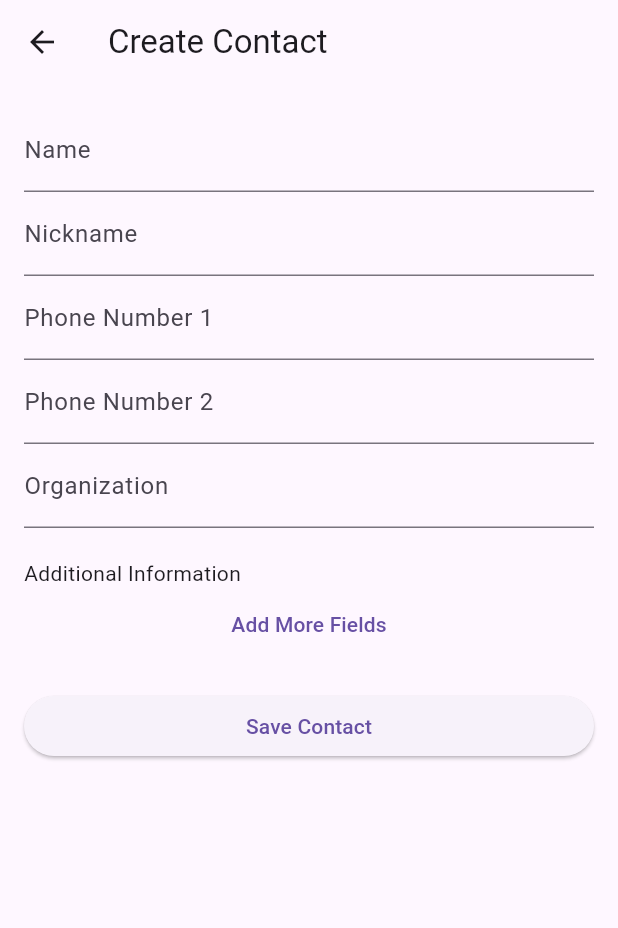
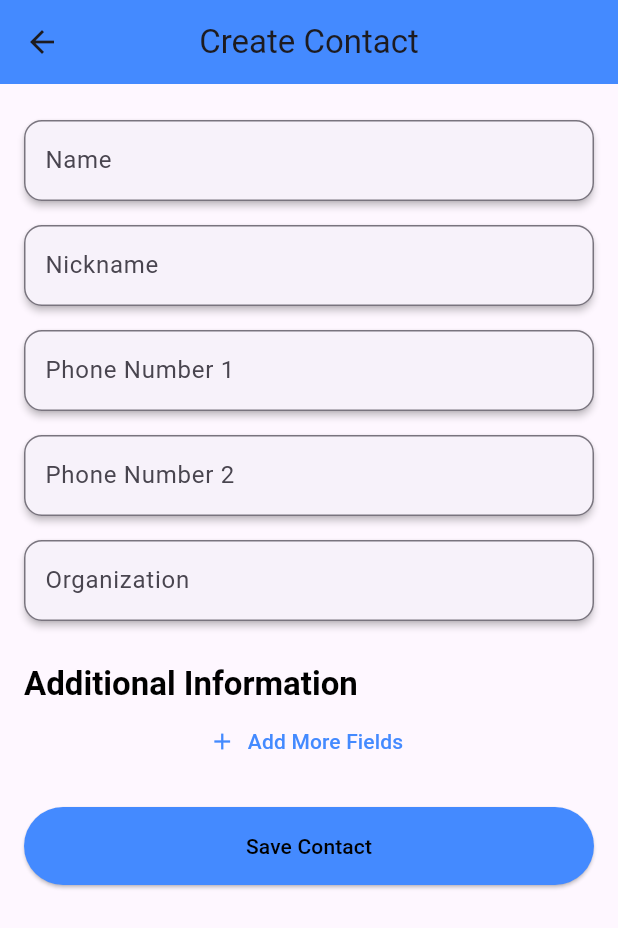
Before and after one commit to amoghprasant/apptodo, a Flutter app: the screen it shows after launch, after a tap on the "add" icon, on a phone screen of 412 x 824 dp. Shown: the top 928 px of the screen. Run offline on Flutter 3.47's test engine with Material 3 defaults, Android fonts, the phone set to English and light mode, and no system bars; our stand-ins replace sqflite; accounts and stored records are empty.

Commit message:
created new ui

```diff
--- a/lib/screen/contactsHomepage.dart
+++ b/lib/screen/contactsHomepage.dart
@@ -1,6 +1,5 @@
 import 'package:flutter/material.dart';
 import 'package:sqliteproj/model/contacts_model.dart';
-
 import 'package:sqliteproj/screen/contactProfilepage.dart';
 import 'package:sqliteproj/screen/createcontact.dart';
 import 'package:sqliteproj/database/repository.dart';
@@ -43,7 +42,6 @@ class _ContactsHomePageState extends State<ContactsHomePage> {
             List.from(_contacts); // Show all contacts if search is empty
       } else {
         _filteredContacts = _contacts.where((contact) {
-          // Check if the search text matches the name, nickname, phone1, or phone2
           return contact.name.toLowerCase().contains(searchText) ||
               contact.nickname.toLowerCase().contains(searchText) ||
               contact.phone1.toLowerCase().contains(searchText) ||
@@ -77,8 +75,9 @@ class _ContactsHomePageState extends State<ContactsHomePage> {
   Widget build(BuildContext context) {
     return Scaffold(
       appBar: AppBar(
-        title: Text('Contacts'),
+        title: Text(''),
         centerTitle: true,
+        backgroundColor: Colors.blueAccent, // Consistent app bar color
       ),
       body: Column(
         children: [
@@ -87,11 +86,15 @@ class _ContactsHomePageState extends State<ContactsHomePage> {
             child: TextField(
               controller: _searchController,
               decoration: InputDecoration(
+                filled: true,
+                fillColor:
+                    Colors.grey[200], // Light background for search field
                 labelText: 'Search Contacts',
                 border: OutlineInputBorder(
                   borderRadius: BorderRadius.circular(12.0),
+                  borderSide: BorderSide.none,
                 ),
-                prefixIcon: Icon(Icons.search),
+                prefixIcon: Icon(Icons.search, color: Colors.blueAccent),
               ),
             ),
           ),
@@ -130,6 +133,7 @@ class _ContactsHomePageState extends State<ContactsHomePage> {
             await _addContact(newContact);
           }
         },
+        backgroundColor: Colors.blueAccent, // Floating action button color
         child: Icon(Icons.add),
       ),
     );
@@ -141,7 +145,7 @@ class _ContactsHomePageState extends State<ContactsHomePage> {
       shape: RoundedRectangleBorder(
         borderRadius: BorderRadius.circular(12.0),
       ),
-      elevation: 4,
+      elevation: 2,
       margin: const EdgeInsets.symmetric(horizontal: 8.0, vertical: 6.0),
       child: ListTile(
         leading: CircleAvatar(
@@ -155,9 +159,16 @@ class _ContactsHomePageState extends State<ContactsHomePage> {
         ),
         title: Text(
           contact.name,
-          style: TextStyle(fontWeight: FontWeight.bold),
+          style: TextStyle(
+            fontWeight: FontWeight.bold,
+            color: Colors.black87, // Darker text color for better readability
+          ),
         ),
-        subtitle: Text(contact.phone1),
+        subtitle: Text(
+          contact.phone1,
+          style: TextStyle(
+              color: Colors.black54), // Lighter text color for subtitled
+        ),
         onTap: () {
           // Navigate to the ContactProfilePage with the selected contact
           Navigator.push(
@@ -173,4 +184,3 @@ class _ContactsHomePageState extends State<ContactsHomePage> {
     );
   }
 }
-//instead of map
--- a/lib/screen/createcontact.dart
+++ b/lib/screen/createcontact.dart
@@ -60,6 +60,8 @@ class _CreateContactPageState extends State<CreateContactPage> {
     return Scaffold(
       appBar: AppBar(
         title: Text('Create Contact'),
+        backgroundColor: Colors.blueAccent,
+        centerTitle: true,
       ),
       body: Padding(
         padding: const EdgeInsets.all(16.0),
@@ -67,60 +69,77 @@ class _CreateContactPageState extends State<CreateContactPage> {
           key: _formKey,
           child: ListView(
             children: [
-              TextFormField(
+              _buildTextField(
                 controller: _nameController,
-                decoration: InputDecoration(labelText: 'Name'),
+                label: 'Name',
                 validator: (value) => value!.isEmpty ? 'Enter name' : null,
               ),
-              TextFormField(
+              _buildTextField(
                 controller: _nicknameController,
-                decoration: InputDecoration(labelText: 'Nickname'),
+                label: 'Nickname',
               ),
-              TextFormField(
+              _buildTextField(
                 controller: _phone1Controller,
-                decoration: InputDecoration(labelText: 'Phone Number 1'),
+                label: 'Phone Number 1',
                 keyboardType: TextInputType.phone,
                 validator: (value) =>
                     value!.isEmpty ? 'Enter phone number' : null,
               ),
-              TextFormField(
+              _buildTextField(
                 controller: _phone2Controller,
-                decoration: InputDecoration(labelText: 'Phone Number 2'),
+                label: 'Phone Number 2',
                 keyboardType: TextInputType.phone,
               ),
-              TextFormField(
+              _buildTextField(
                 controller: _organizationController,
-                decoration: InputDecoration(labelText: 'Organization'),
+                label: 'Organization',
               ),
               SizedBox(height: 20),
-              Text('Additional Information'),
+              Text(
+                'Additional Information',
+                style: Theme.of(context).textTheme.titleLarge?.copyWith(
+                      fontWeight: FontWeight.bold,
+                      color: Colors.black,
+                    ),
+              ),
               ..._additionalFields.map((field) {
                 return Row(
                   children: [
                     Expanded(
-                      child: TextFormField(
-                        controller: field['key'],
-                        decoration: InputDecoration(labelText: 'Field Name'),
+                      child: _buildTextField(
+                        controller: field['key']!,
+                        label: 'Field Name',
                       ),
                     ),
                     SizedBox(width: 10),
                     Expanded(
-                      child: TextFormField(
-                        controller: field['value'],
-                        decoration: InputDecoration(labelText: 'Field Value'),
+                      child: _buildTextField(
+                        controller: field['value']!,
+                        label: 'Field Value',
                       ),
                     ),
                   ],
                 );
               }).toList(),
-              TextButton(
+              TextButton.icon(
                 onPressed: _addAdditionalField,
-                child: Text('Add More Fields'),
+                icon: Icon(Icons.add, color: Colors.blueAccent),
+                label: Text(
+                  'Add More Fields',
+                  style: TextStyle(color: Colors.blueAccent),
+                ),
               ),
               SizedBox(height: 20),
               ElevatedButton(
                 onPressed: _saveContact,
-                child: Text('Save Contact'),
+                child: Text(
+                  'Save Contact',
+                  style: TextStyle(color: Colors.black), // Black text color
+                ),
+                style: ElevatedButton.styleFrom(
+                  backgroundColor: Colors.blueAccent,
+                  padding: EdgeInsets.symmetric(vertical: 16.0),
+                ),
               ),
             ],
           ),
@@ -128,4 +147,34 @@ class _CreateContactPageState extends State<CreateContactPage> {
       ),
     );
   }
+
+  // Helper method to create styled text fields
+  Widget _buildTextField({
+    required TextEditingController controller,
+    required String label,
+    String? Function(String?)? validator,
+    TextInputType? keyboardType,
+  }) {
+    return Card(
+      elevation: 2,
+      margin: EdgeInsets.symmetric(vertical: 8.0),
+      shape: RoundedRectangleBorder(
+        borderRadius: BorderRadius.circular(12.0),
+      ),
+      child: TextFormField(
+        controller: controller,
+        decoration: InputDecoration(
+          labelText: label,
+          border: OutlineInputBorder(
+            borderRadius: BorderRadius.circular(12.0),
+            borderSide: BorderSide(color: Colors.blueAccent, width: 1.5),
+          ),
+          contentPadding:
+              EdgeInsets.symmetric(vertical: 15.0, horizontal: 10.0),
+        ),
+        validator: validator,
+        keyboardType: keyboardType,
+      ),
+    );
+  }
 }
```
Also changed, not shown: lib/screen/contactProfilepage.dart (+39 -6 lines).
